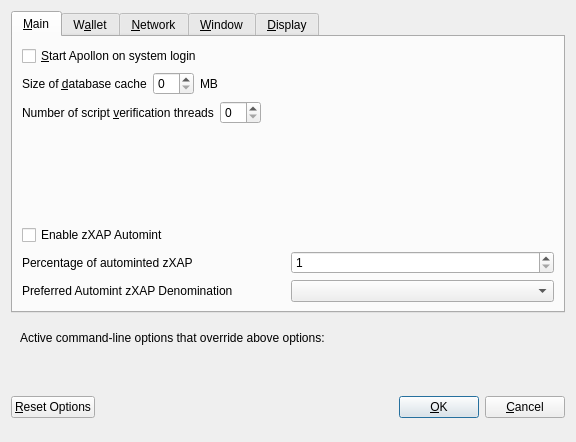
Before: the Qt Designer form src/qt/forms/optionsdialog.ui in apollondeveloper/ApollonCore, drawn with Qt 5.
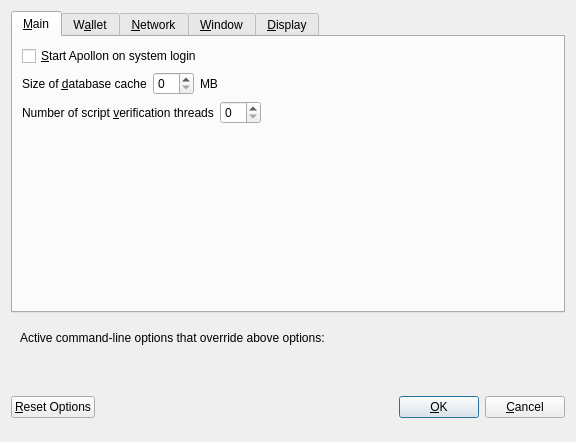
After: the same form once the commit is applied. Custom widgets are drawn as their Qt base class.

```diff
--- a/src/qt/forms/optionsdialog.ui
+++ b/src/qt/forms/optionsdialog.ui
@@ -130,85 +130,6 @@
          </property>
         </spacer>
        </item>
-       <item>
-        <widget class="QCheckBox" name="checkBoxZeromintEnable">
-         <property name="toolTip">
-          <string>Enable automatic minting of XAP units to zXAP</string>
-         </property>
-         <property name="layoutDirection">
-          <enum>Qt::LeftToRight</enum>
-         </property>
-         <property name="text">
-          <string>Enable zXAP Automint</string>
-         </property>
-        </widget>
-       </item>
-       <item>
-        <layout class="QHBoxLayout" name="horizontalLayout_3">
-         <item>
-          <widget class="QLabel" name="percentage_label">
-           <property name="toolTip">
-            <string>Percentage of incoming XAP which get automatically converted to zXAP via Zerocoin Protocol (min: 10%)</string>
-           </property>
-           <property name="text">
-            <string>Percentage of autominted zXAP</string>
-           </property>
-          </widget>
-         </item>
-         <item>
-          <widget class="QSpinBox" name="zeromintPercentage">
-           <property name="minimum">
-            <number>1</number>
-           </property>
-           <property name="maximum">
-            <number>100</number>
-           </property>
-          </widget>
-         </item>
-        </layout>
-       </item>
-       <item>
-        <layout class="QHBoxLayout" name="horizontalLayout" stretch="0,0">
-         <property name="sizeConstraint">
-          <enum>QLayout::SetFixedSize</enum>
-         </property>
-         <item>
-          <widget class="QLabel" name="labelPreferredDenom">
-           <property name="maximumSize">
-            <size>
-             <width>16777215</width>
-             <height>16777215</height>
-            </size>
-           </property>
-           <property name="toolTip">
-            <string>Wait with automatic conversion to Zerocoin until enough XAP for this denomination is available</string>
-           </property>
-           <property name="text">
-            <string>Preferred Automint zXAP Denomination</string>
-           </property>
-          </widget>
-         </item>
-         <item>
-          <widget class="QComboBox" name="preferredDenom">
-           <property name="maximumSize">
-            <size>
-             <width>16777215</width>
-             <height>27</height>
-            </size>
-           </property>
-           <property name="toolTip">
-            <string>Wait with automatic conversion to Zerocoin until enough XAP for this denomination is available</string>
-           </property>
-           <property name="maxVisibleItems">
-            <number>9</number>
-           </property>
-           <property name="maxCount">
-            <number>9</number>
-           </property>
-          </widget>
-         </item>
-        </layout>
-       </item>
       </layout>
      </widget>
      <widget class="QWidget" name="tabWallet">
```
